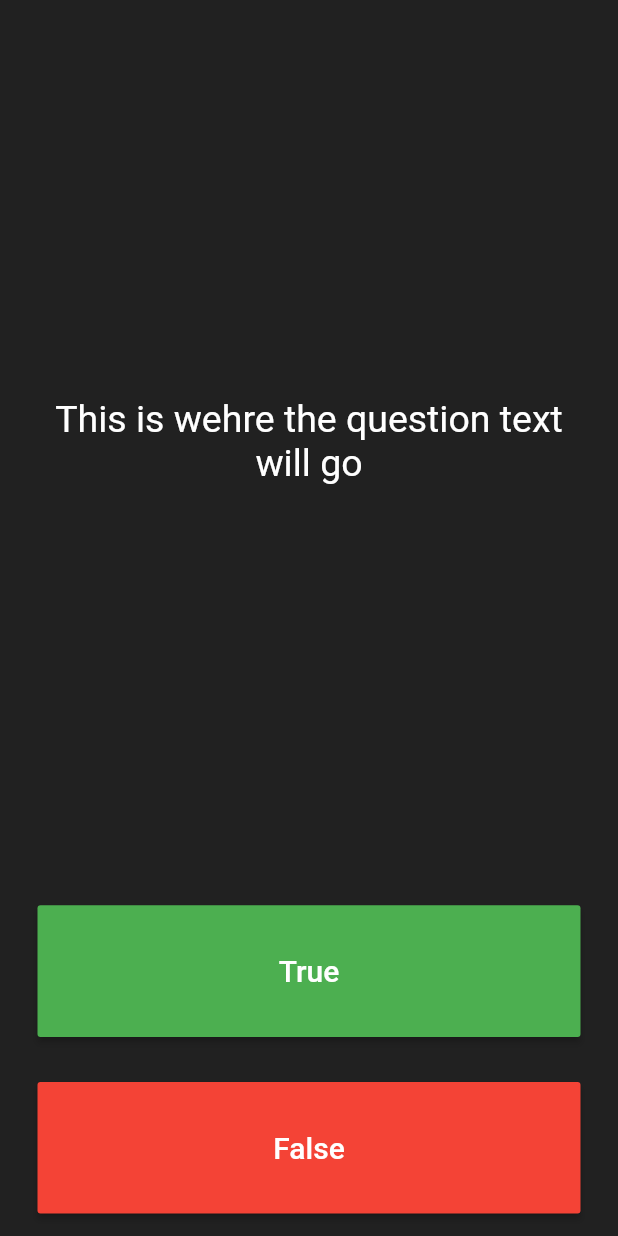
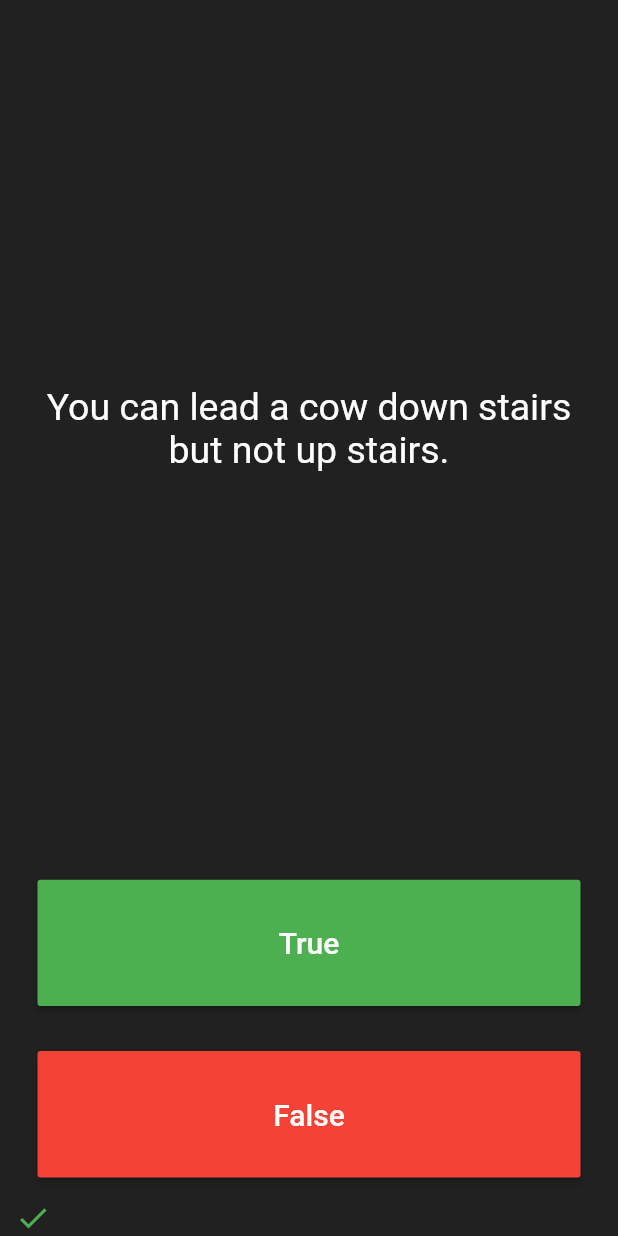
Before and after one commit to AdeelZahid/flutter_quiz_app, a Flutter app: the screen it shows after launch, after a tap on "True", on a phone screen of 412 x 824 dp. Run offline on Flutter 3.47's test engine with Material 2 defaults, Android fonts, the phone set to English and light mode, and no system bars.

Commit message:
check correct question answers

```diff
--- /dev/null
+++ b/lib/model/question.dart
@@ -0,0 +1,9 @@
+class Question {
+  String questionText;
+  bool questionAnswer;
+
+  Question(String q, bool a) {
+    questionText = q;
+    questionAnswer = a;
+  }
+}
--- /dev/null
+++ b/lib/quiz_brain.dart
@@ -0,0 +1,39 @@
+import 'package:quizzler/model/question.dart';
+
+class QuizBrain {
+  List<Question> _questionBank = [
+    Question('Some cats are actually allergic to humans', true),
+    Question('You can lead a cow down stairs but not up stairs.', false),
+    Question('Approximately one quarter of human bones are in the feet.', true),
+    Question('A slug\'s blood is green.', true),
+    Question('Buzz Aldrin\'s mother\'s maiden name was \"Moon\".', true),
+    Question('It is illegal to pee in the Ocean in Portugal.', true),
+    Question(
+        'No piece of square dry paper can be folded in half more than 7 times.',
+        false),
+    Question(
+        'In London, UK, if you happen to die in the House of Parliament, you are technically entitled to a state funeral, because the building is considered too sacred a place.',
+        true),
+    Question(
+        'The loudest sound produced by any animal is 188 decibels. That animal is the African Elephant.',
+        false),
+    Question(
+        'The total surface area of two human lungs is approximately 70 square metres.',
+        true),
+    Question('Google was originally called \"Backrub\".', true),
+    Question(
+        'Chocolate affects a dog\'s heart and nervous system; a few ounces are enough to kill a small dog.',
+        true),
+    Question(
+        'In West Virginia, USA, if you accidentally hit an animal with your car, you are free to take it home to eat.',
+        true),
+  ];
+
+  String getQuestionText(int questionNumber) {
+    return _questionBank[questionNumber].questionText;
+  }
+
+  bool checkAnswer(int questionNumber) {
+    return _questionBank[questionNumber].questionAnswer;
+  }
+}
--- a/lib/widgets/quiz.dart
+++ b/lib/widgets/quiz.dart
@@ -1,4 +1,6 @@
 import 'package:flutter/material.dart';
+import 'package:quizzler/model/question.dart';
+import 'package:quizzler/quiz_brain.dart';
 
 class QuizPage extends StatefulWidget {
   QuizPage({Key key}) : super(key: key);
@@ -8,6 +10,11 @@ class QuizPage extends StatefulWidget {
 }
 
 class _QuizPageState extends State<QuizPage> {
+  List<Icon> scoreKeeper = [];
+
+  int questionNumber = 0;
+  QuizBrain quizBrain = QuizBrain();
+
   @override
   Widget build(BuildContext context) {
     return Column(
@@ -20,7 +27,7 @@ class _QuizPageState extends State<QuizPage> {
             padding: const EdgeInsets.all(10.0),
             child: Center(
               child: Text(
-                'This is wehre the question text will go',
+                quizBrain.getQuestionText(questionNumber),
                 style: TextStyle(
                   color: Colors.white,
                   fontSize: 25.0,
@@ -36,7 +43,6 @@ class _QuizPageState extends State<QuizPage> {
             child: Container(
               width: double.infinity,
               child: MaterialButton(
-                onPressed: () {},
                 child: Text(
                   'True',
                   style: TextStyle(
@@ -45,6 +51,22 @@ class _QuizPageState extends State<QuizPage> {
                   ),
                 ),
                 color: Colors.green,
+                onPressed: () {
+                  bool correctAnswer = quizBrain.checkAnswer(questionNumber);
+
+                  if (correctAnswer == true) {
+                    print('Correct Anser');
+                  } else {
+                    print('Wrong Anser');
+                  }
+                  setState(() {
+                    questionNumber++;
+                    scoreKeeper.add(Icon(
+                      Icons.check,
+                      color: Colors.green,
+                    ));
+                  });
+                },
               ),
             ),
           ),
@@ -55,7 +77,15 @@ class _QuizPageState extends State<QuizPage> {
             child: Container(
               width: double.infinity,
               child: MaterialButton(
-                onPressed: () {},
+                onPressed: () {
+                  setState(() {
+                    questionNumber++;
+                    scoreKeeper.add(Icon(
+                      Icons.close,
+                      color: Colors.red,
+                    ));
+                  });
+                },
                 child: Text(
                   'False',
                   style: TextStyle(
@@ -68,6 +98,10 @@ class _QuizPageState extends State<QuizPage> {
             ),
           ),
         ),
+        //Todo : Add a row here as your score keeper
+        Row(
+          children: scoreKeeper,
+        )
       ],
     );
   }
```
